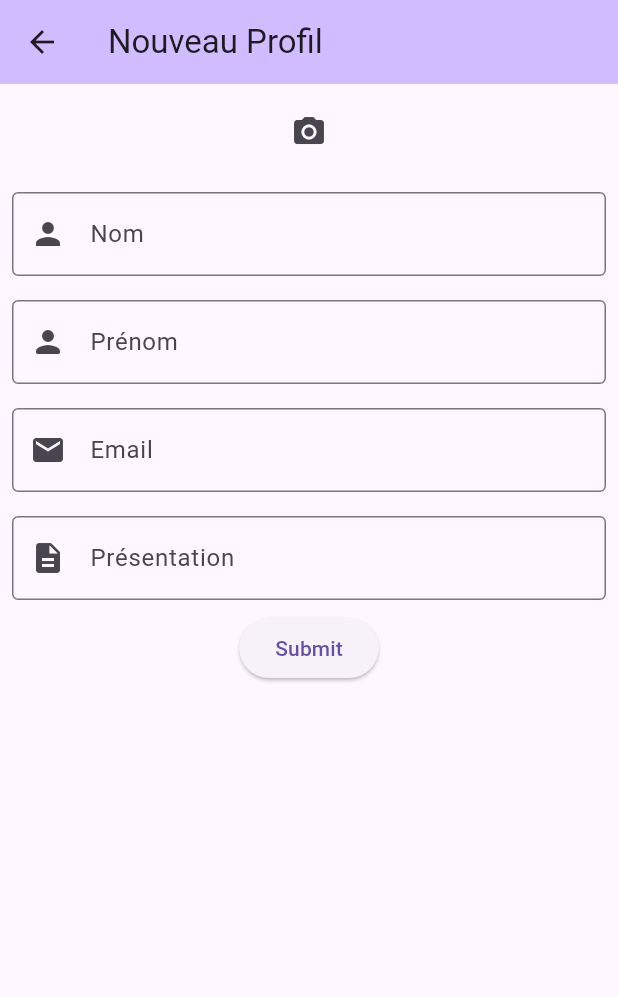
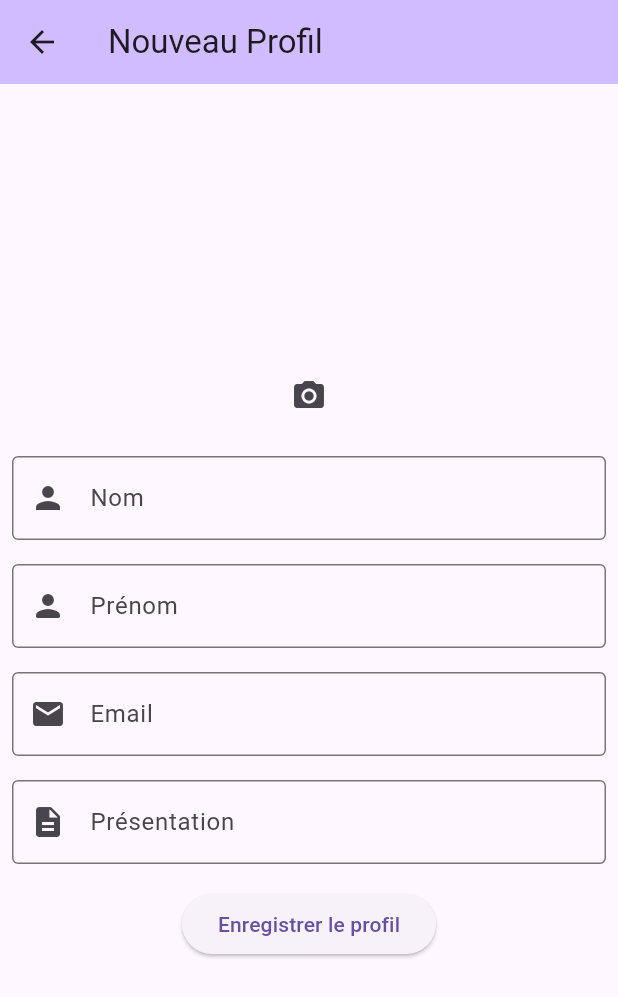
Before and after one commit to oulanbator/cours_flutter_profile_form, a Flutter app: the ProfilCreate screen opened directly, on a phone screen of 412 x 824 dp. Shown: the top 997 px of the screen. Run offline on Flutter 3.47's test engine with Material 3 defaults, Android fonts, the phone set to English and light mode, and no system bars; our stand-ins replace image_picker; network calls fail.

Commit message:
UI Improvement

```diff
--- a/lib/screens/profil/profil_create.dart
+++ b/lib/screens/profil/profil_create.dart
@@ -38,7 +38,12 @@ class _ProfilCreateState extends State<ProfilCreate> {
           title: const Text("Nouveau Profil"),
           backgroundColor: Theme.of(context).colorScheme.inversePrimary,
         ),
-      body: Column(
+        body: Center(
+          child: SizedBox(
+            width: MediaQuery.of(context).size.width, // Utilisation de la largeur de l'écran
+            child: SingleChildScrollView(
+              child: Column(
+                mainAxisAlignment: MainAxisAlignment.center,
                 children: [
                   // -------- Form / TextFormField --------
                   Form(
@@ -103,7 +108,7 @@ class _ProfilCreateState extends State<ProfilCreate> {
                                   return 'Veuillez entrer votre email';
                                 }
                                 final RegExp regex =
-                          RegExp(r'^[\w-\.]+@([\w-]+\.)+[\w-]{2,4}$');
+                                    RegExp(r'^[\w-.]+@([\w-]+\.)+[\w-]{2,4}$');
                                 if (!regex.hasMatch(value)) {
                                   return 'Saisir un email valide';
                                 }
@@ -131,30 +136,48 @@ class _ProfilCreateState extends State<ProfilCreate> {
                               },
                             ),
                           ),
-                ElevatedButton(
+                          Padding(
+                            padding: const EdgeInsets.all(8.0),
+                            child: ElevatedButton(
                                 onPressed: () => _submitForm(),
-                    child: const Text("Submit")),
+                                child: const Text("Enregistrer le profil")),
+                          ),
+                        ],
+                      )),
                 ],
               ),
             ),
-        ],
           ),
-    );
+        ));
   }
 
   /// Renvoie une image si _picture est != null
   Widget _pictureContainer() {
     if (_picture != null) {
-      return Container(
+      return Column(
+        children: [
+          Container(
             height: 200, // Définir la hauteur maximale
             width: 200, // Définir la largeur maximale
             decoration: BoxDecoration(
               borderRadius: BorderRadius.circular(10),
+              border: Border.all(
+                color: Theme.of(context)
+                    .colorScheme
+                    .inversePrimary, // Border color
+                width: 3.0, // Border width
+              ),
               image: DecorationImage(
                 image: FileImage(_picture!),
                 fit: BoxFit.cover, // Pour maintenir l'aspect ratio de l'image
               ),
             ),
+          ),
+          const SizedBox(height: 10),
+          ElevatedButton(
+              onPressed: () => setState(() => _picture = null),
+              child: const Text("Supprimer l'image")),
+        ],
       );
     }
     return _imagePickerButton();
@@ -207,7 +230,8 @@ class _ProfilCreateState extends State<ProfilCreate> {
         _picture != null) {
       _formKey.currentState!.save();
       _fileTransferService
-          .uploadPicture(_picture!, "${_nomController.text}_${_prenomController.text}")
+          .uploadPicture(
+              _picture!, "${_nomController.text}_${_prenomController.text}")
           .then((value) {
         if (value != null) {
           print("${Constants.uriAssets}/$value");
--- a/lib/screens/profil/profil_details_page.dart
+++ b/lib/screens/profil/profil_details_page.dart
@@ -19,7 +19,7 @@ class ProfilDetailsPage extends StatelessWidget {
       ),
       body: Center(
         child: SizedBox(
-          width: MediaQuery.of(context).size.width,
+          width: MediaQuery.of(context).size.width, // Utilisation de la largeur de l'écran
           child: SingleChildScrollView(
             child: Column(
               mainAxisAlignment: MainAxisAlignment.center,
```
Lines whose indentation alone changed are shown as unchanged.
